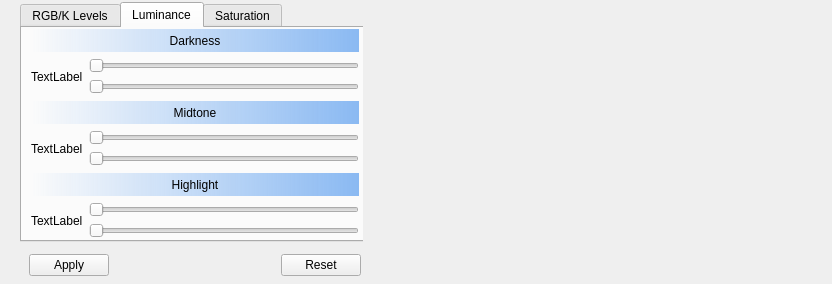
First picture: the form in DeepSkyStacker/ui/ProcessingControls.ui, repository deepskystacker/DSS, before the edit.
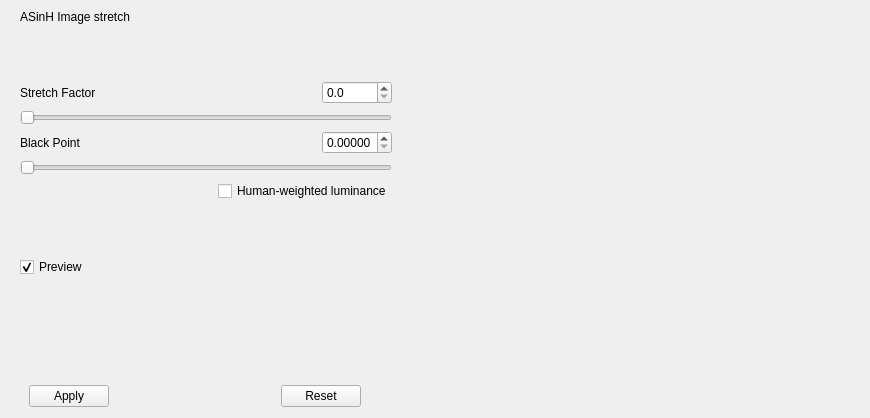
Second picture: the form after the edit. The open tabs and pages were chosen to show the change. Icons and pictures are not drawn. Custom widgets are drawn as their Qt base class.

Commit message: Initial version of the modified Processing Panel with asinh strtech.  Image saving needs to be changed to save either the initial stacked image or the displayed image with applied changes.

```diff
--- a/DeepSkyStacker/ui/ProcessingControls.ui
+++ b/DeepSkyStacker/ui/ProcessingControls.ui
@@ -6,8 +6,8 @@
    <rect>
     <x>0</x>
     <y>0</y>
-    <width>832</width>
-    <height>284</height>
+    <width>870</width>
+    <height>418</height>
    </rect>
   </property>
   <property name="windowTitle">
@@ -24,541 +24,237 @@
     <widget class="QWidget" name="widget" native="true">
      <property name="minimumSize">
       <size>
-       <width>352</width>
+       <width>390</width>
        <height>0</height>
       </size>
      </property>
      <property name="maximumSize">
       <size>
-       <width>352</width>
+       <width>390</width>
        <height>16777215</height>
       </size>
      </property>
-     <layout class="QVBoxLayout" name="verticalLayout" stretch="0,0">
-      <property name="topMargin">
-       <number>1</number>
-      </property>
-      <property name="bottomMargin">
-       <number>1</number>
-      </property>
+     <layout class="QVBoxLayout" name="verticalLayout">
       <item>
-       <widget class="QTabWidget" name="tabWidget">
-        <property name="sizePolicy">
-         <sizepolicy hsizetype="Expanding" vsizetype="Fixed">
-          <horstretch>0</horstretch>
-          <verstretch>0</verstretch>
-         </sizepolicy>
+       <widget class="QLabel" name="label">
+        <property name="text">
+         <string>ASinH Image stretch</string>
         </property>
-        <property name="minimumSize">
-         <size>
-          <width>350</width>
-          <height>240</height>
-         </size>
+       </widget>
+      </item>
+      <item>
+       <spacer name="verticalSpacer">
+        <property name="orientation">
+         <enum>Qt::Orientation::Vertical</enum>
         </property>
-        <property name="maximumSize">
+        <property name="sizeHint" stdset="0">
          <size>
-          <width>350</width>
-          <height>240</height>
+          <width>13</width>
+          <height>10</height>
          </size>
         </property>
-        <property name="currentIndex">
-         <number>0</number>
-        </property>
-        <widget class="QWidget" name="rgbTab">
-         <attribute name="title">
-          <string comment="IDD_RGB">RGB/K Levels</string>
-         </attribute>
-         <layout class="QVBoxLayout" name="verticalLayout_3">
-          <property name="topMargin">
-           <number>1</number>
+       </spacer>
+      </item>
+      <item>
+       <layout class="QHBoxLayout" name="horizontalLayout_3">
+        <item>
+         <widget class="QLabel" name="asinhStretchLabel">
+          <property name="text">
+           <string>Stretch Factor</string>
           </property>
-          <property name="bottomMargin">
-           <number>1</number>
+         </widget>
+        </item>
+        <item>
+         <spacer name="horizontalSpacer_3">
+          <property name="orientation">
+           <enum>Qt::Orientation::Horizontal</enum>
           </property>
-          <item>
-           <layout class="QHBoxLayout" name="horizontalLayout_3">
-            <item>
-             <widget class="QPushButton" name="redHAC">
-              <property name="sizePolicy">
-               <sizepolicy hsizetype="Fixed" vsizetype="Fixed">
-                <horstretch>0</horstretch>
-                <verstretch>0</verstretch>
-               </sizepolicy>
-              </property>
-              <property name="minimumSize">
-               <size>
-                <width>22</width>
-                <height>48</height>
-               </size>
-              </property>
-              <property name="maximumSize">
-               <size>
-                <width>22</width>
-                <height>48</height>
-               </size>
-              </property>
-              <property name="toolTip">
-               <string comment="IDS_TT_REDADJUST">Set Red Histogram Adjustment curve</string>
-              </property>
-              <property name="text">
-               <string notr="true"/>
-              </property>
-              <property name="icon">
-               <iconset resource="../resources.qrc">
-                <normaloff>:/processing/logsqrt-dark.png</normaloff>:/processing/logsqrt-dark.png</iconset>
-              </property>
-              <property name="iconSize">
-               <size>
-                <width>40</width>
-                <height>40</height>
-               </size>
-              </property>
-              <property name="flat">
-               <bool>true</bool>
-              </property>
-             </widget>
-            </item>
-            <item>
-             <widget class="QLinearGradientCtrl" name="redGradient" native="true">
-              <property name="sizePolicy">
-               <sizepolicy hsizetype="Expanding" vsizetype="Fixed">
-                <horstretch>0</horstretch>
-                <verstretch>0</verstretch>
-               </sizepolicy>
-              </property>
-              <property name="minimumSize">
-               <size>
-                <width>0</width>
-                <height>48</height>
-               </size>
-              </property>
-             </widget>
-            </item>
-           </layout>
-          </item>
-          <item>
-           <layout class="QHBoxLayout" name="horizontalLayout_4">
-            <item>
-             <widget class="QPushButton" name="greenHAC">
-              <property name="sizePolicy">
-               <sizepolicy hsizetype="Fixed" vsizetype="Fixed">
-                <horstretch>0</horstretch>
-                <verstretch>0</verstretch>
-               </sizepolicy>
-              </property>
-              <property name="minimumSize">
-               <size>
-                <width>22</width>
-                <height>48</height>
-               </size>
-              </property>
-              <property name="maximumSize">
-               <size>
-                <width>22</width>
-                <height>48</height>
-               </size>
-              </property>
-              <property name="toolTip">
-               <string comment="IDS_TT_GREENADJUST">Set Green Histogram Adjustment curve</string>
-              </property>
-              <property name="text">
-               <string notr="true"/>
-              </property>
-              <property name="icon">
-               <iconset resource="../resources.qrc">
-                <normaloff>:/processing/logsqrt-dark.png</normaloff>:/processing/logsqrt-dark.png</iconset>
-              </property>
-              <property name="iconSize">
-               <size>
-                <width>40</width>
-                <height>40</height>
-               </size>
-              </property>
-              <property name="flat">
-               <bool>true</bool>
-              </property>
-             </widget>
-            </item>
-            <item>
-             <widget class="QLinearGradientCtrl" name="greenGradient" native="true">
-              <property name="sizePolicy">
-               <sizepolicy hsizetype="Expanding" vsizetype="Fixed">
-                <horstretch>0</horstretch>
-                <verstretch>0</verstretch>
-               </sizepolicy>
-              </property>
-              <property name="minimumSize">
-               <size>
-                <width>0</width>
-                <height>48</height>
-               </size>
-              </property>
-             </widget>
-            </item>
-           </layout>
-          </item>
-          <item>
-           <layout class="QHBoxLayout" name="horizontalLayout_5">
-            <item>
-             <widget class="QPushButton" name="blueHAC">
-              <property name="sizePolicy">
-               <sizepolicy hsizetype="Fixed" vsizetype="Fixed">
-                <horstretch>0</horstretch>
-                <verstretch>0</verstretch>
-               </sizepolicy>
-              </property>
-              <property name="minimumSize">
-               <size>
-                <width>22</width>
-                <height>48</height>
-               </size>
-              </property>
-              <property name="maximumSize">
-               <size>
-                <width>22</width>
-                <height>48</height>
-               </size>
-              </property>
-              <property name="toolTip">
-               <string comment="IDS_TT_BLUEADJUST">Set Blue Histogram Adjustment curve</string>
-              </property>
-              <property name="text">
-               <string notr="true"/>
-              </property>
-              <property name="icon">
-               <iconset resource="../resources.qrc">
-                <normaloff>:/processing/logsqrt-dark.png</normaloff>:/processing/logsqrt-dark.png</iconset>
-              </property>
-              <property name="iconSize">
-               <size>
-                <width>40</width>
-                <height>40</height>
-               </size>
-              </property>
-              <property name="flat">
-               <bool>true</bool>
-              </property>
-             </widget>
-            </item>
-            <item>
-             <widget class="QLinearGradientCtrl" name="blueGradient" native="true">
-              <property name="sizePolicy">
-               <sizepolicy hsizetype="Expanding" vsizetype="Fixed">
-                <horstretch>0</horstretch>
-                <verstretch>0</verstretch>
-               </sizepolicy>
-              </property>
-              <property name="minimumSize">
-               <size>
-                <width>0</width>
-                <height>48</height>
-               </size>
-              </property>
-             </widget>
-            </item>
-           </layout>
-          </item>
-          <item>
-           <widget class="QCheckBox" name="linkedSettings">
-            <property name="text">
-             <string comment="IDC_LINK">Linked settings</string>
-            </property>
-           </widget>
-          </item>
-         </layout>
-        </widget>
-        <widget class="QWidget" name="luminanceTab">
-         <attribute name="title">
-          <string comment="IDD_LUMINANCE">Luminance</string>
-         </attribute>
-         <layout class="QVBoxLayout" name="verticalLayout_7">
-          <property name="topMargin">
-           <number>1</number>
+          <property name="sizeHint" stdset="0">
+           <size>
+            <width>179</width>
+            <height>20</height>
+           </size>
           </property>
-          <property name="bottomMargin">
-           <number>1</number>
+         </spacer>
+        </item>
+        <item>
+         <widget class="QDoubleSpinBox" name="asinhStretchSpinBox">
+          <property name="sizePolicy">
+           <sizepolicy hsizetype="Maximum" vsizetype="Fixed">
+            <horstretch>0</horstretch>
+            <verstretch>0</verstretch>
+           </sizepolicy>
           </property>
-          <item>
-           <widget class="QLabel" name="darkness">
-            <property name="sizePolicy">
-             <sizepolicy hsizetype="Expanding" vsizetype="Preferred">
-              <horstretch>0</horstretch>
-              <verstretch>0</verstretch>
-             </sizepolicy>
-            </property>
-            <property name="minimumSize">
-             <size>
-              <width>275</width>
-              <height>15</height>
-             </size>
-            </property>
-            <property name="styleSheet">
-             <string notr="true">background: qlineargradient(spread:pad, x1:0, y1:0, x2:1, y2:0, stop:0 rgba(138, 185, 242, 0), stop:1 rgba(138, 185, 242, 255))</string>
-            </property>
-            <property name="text">
-             <string comment="IDC_TEXT_DARKNESS">Darkness</string>
-            </property>
-            <property name="alignment">
-             <set>Qt::AlignmentFlag::AlignCenter</set>
-            </property>
-           </widget>
-          </item>
-          <item>
-           <layout class="QHBoxLayout" name="horizontalLayout_6">
-            <item>
-             <widget class="QLabel" name="darkLabel">
-              <property name="minimumSize">
-               <size>
-                <width>49</width>
-                <height>37</height>
-               </size>
-              </property>
-              <property name="text">
-               <string notr="true">TextLabel</string>
-              </property>
-             </widget>
-            </item>
-            <item>
-             <layout class="QVBoxLayout" name="verticalLayout_4">
-              <item>
-               <widget class="QSlider" name="darkAngle">
-                <property name="orientation">
-                 <enum>Qt::Orientation::Horizontal</enum>
-                </property>
-               </widget>
-              </item>
-              <item>
-               <widget class="QSlider" name="darkPower">
-                <property name="orientation">
-                 <enum>Qt::Orientation::Horizontal</enum>
-                </property>
-               </widget>
-              </item>
-             </layout>
-            </item>
-           </layout>
-          </item>
-          <item>
-           <widget class="QLabel" name="midtone">
-            <property name="sizePolicy">
-             <sizepolicy hsizetype="Expanding" vsizetype="Preferred">
-              <horstretch>0</horstretch>
-              <verstretch>0</verstretch>
-             </sizepolicy>
-            </property>
-            <property name="minimumSize">
-             <size>
-              <width>275</width>
-              <height>15</height>
-             </size>
-            </property>
-            <property name="styleSheet">
-             <string notr="true">background: qlineargradient(spread:pad, x1:0, y1:0, x2:1, y2:0, stop:0 rgba(138, 185, 242, 0), stop:1 rgba(138, 185, 242, 255))</string>
-            </property>
-            <property name="text">
-             <string comment="IDC_TEXT_MIDTONE">Midtone</string>
-            </property>
-            <property name="alignment">
-             <set>Qt::AlignmentFlag::AlignCenter</set>
-            </property>
-           </widget>
-          </item>
-          <item>
-           <layout class="QHBoxLayout" name="horizontalLayout_7">
-            <item>
-             <widget class="QLabel" name="midLabel">
-              <property name="minimumSize">
-               <size>
-                <width>49</width>
-                <height>37</height>
-               </size>
-              </property>
-              <property name="text">
-               <string notr="true">TextLabel</string>
-              </property>
-             </widget>
-            </item>
-            <item>
-             <layout class="QVBoxLayout" name="verticalLayout_5">
-              <item>
-               <widget class="QSlider" name="midAngle">
-                <property name="orientation">
-                 <enum>Qt::Orientation::Horizontal</enum>
-                </property>
-               </widget>
-              </item>
-              <item>
-               <widget class="QSlider" name="midTone">
-                <property name="orientation">
-                 <enum>Qt::Orientation::Horizontal</enum>
-                </property>
-               </widget>
-              </item>
-             </layout>
-            </item>
-           </layout>
-          </item>
-          <item>
-           <widget class="QLabel" name="highlight">
-            <property name="sizePolicy">
-             <sizepolicy hsizetype="Expanding" vsizetype="Preferred">
-              <horstretch>0</horstretch>
-              <verstretch>0</verstretch>
-             </sizepolicy>
-            </property>
-            <property name="minimumSize">
-             <size>
-              <width>275</width>
-              <height>15</height>
-             </size>
-            </property>
-            <property name="styleSheet">
-             <string notr="true">background: qlineargradient(spread:pad, x1:0, y1:0, x2:1, y2:0, stop:0 rgba(138, 185, 242, 0), stop:1 rgba(138, 185, 242, 255))</string>
-            </property>
-            <property name="text">
-             <string comment="IDC_TEXT_HIGHLIGHT">Highlight</string>
-            </property>
-            <property name="alignment">
-             <set>Qt::AlignmentFlag::AlignCenter</set>
-            </property>
-           </widget>
-          </item>
-          <item>
-           <layout class="QHBoxLayout" name="horizontalLayout_8">
-            <item>
-             <widget class="QLabel" name="highLabel">
-              <property name="minimumSize">
-               <size>
-                <width>49</width>
-                <height>37</height>
-               </size>
-              </property>
-              <property name="text">
-               <string notr="true">TextLabel</string>
-              </property>
-             </widget>
-            </item>
-            <item>
-             <layout class="QVBoxLayout" name="verticalLayout_6">
-              <item>
-               <widget class="QSlider" name="highAngle">
-                <property name="orientation">
-                 <enum>Qt::Orientation::Horizontal</enum>
-                </property>
-               </widget>
-              </item>
-              <item>
-               <widget class="QSlider" name="highPower">
-                <property name="orientation">
-                 <enum>Qt::Orientation::Horizontal</enum>
-                </property>
-               </widget>
-              </item>
-             </layout>
-            </item>
-           </layout>
-          </item>
-         </layout>
-        </widget>
-        <widget class="QWidget" name="saturationTab">
-         <attribute name="title">
-          <string comment="IDD_SATURATION">Saturation</string>
-         </attribute>
-         <layout class="QVBoxLayout" name="verticalLayout_8">
-          <property name="topMargin">
-           <number>1</number>
+          <property name="minimumSize">
+           <size>
+            <width>70</width>
+            <height>0</height>
+           </size>
           </property>
-          <property name="bottomMargin">
+          <property name="maximumSize">
+           <size>
+            <width>70</width>
+            <height>16777215</height>
+           </size>
+          </property>
+          <property name="decimals">
            <number>1</number>
           </property>
-          <item>
-           <widget class="QLabel" name="saturationTitle">
-            <property name="sizePolicy">
-             <sizepolicy hsizetype="Expanding" vsizetype="Preferred">
-              <horstretch>0</horstretch>
-              <verstretch>0</verstretch>
-             </sizepolicy>
-            </property>
-            <property name="minimumSize">
-             <size>
-              <width>275</width>
-              <height>15</height>
-             </size>
-            </property>
-            <property name="styleSheet">
-             <string notr="true">background: qlineargradient(spread:pad, x1:0, y1:0, x2:1, y2:0, stop:0 rgba(138, 185, 242, 0), stop:1 rgba(138, 185, 242, 255))</string>
-            </property>
-            <property name="text">
-             <string comment="IDC_TEXT_SATURATION">Saturation shift</string>
-            </property>
-            <property name="alignment">
-             <set>Qt::AlignmentFlag::AlignCenter</set>
-            </property>
-           </widget>
-          </item>
-          <item>
-           <spacer name="verticalSpacer">
-            <property name="orientation">
-             <enum>Qt::Orientation::Vertical</enum>
-            </property>
-            <property name="sizeType">
-             <enum>QSizePolicy::Policy::Fixed</enum>
-            </property>
-            <property name="sizeHint" stdset="0">
-             <size>
-              <width>20</width>
-              <height>10</height>
-             </size>
-            </property>
-           </spacer>
-          </item>
-          <item>
-           <layout class="QHBoxLayout" name="horizontalLayout_9">
-            <item>
-             <widget class="QLabel" name="saturationLabel">
-              <property name="minimumSize">
-               <size>
-                <width>49</width>
-                <height>18</height>
-               </size>
-              </property>
-              <property name="text">
-               <string notr="true">TextLabel</string>
-              </property>
-             </widget>
-            </item>
-            <item>
-             <widget class="QSlider" name="saturation">
-              <property name="orientation">
-               <enum>Qt::Orientation::Horizontal</enum>
-              </property>
-              <property name="tickPosition">
-               <enum>QSlider::TickPosition::TicksBelow</enum>
-              </property>
-              <property name="tickInterval">
-               <number>10</number>
-              </property>
-             </widget>
-            </item>
-           </layout>
-          </item>
-          <item>
-           <spacer name="verticalSpacer_2">
-            <property name="orientation">
-             <enum>Qt::Orientation::Vertical</enum>
-            </property>
-            <property name="sizeHint" stdset="0">
-             <size>
-              <width>20</width>
-              <height>123</height>
-             </size>
-            </property>
-           </spacer>
-          </item>
-         </layout>
-        </widget>
+          <property name="maximum">
+           <double>1000.000000000000000</double>
+          </property>
+         </widget>
+        </item>
+       </layout>
+      </item>
+      <item>
+       <widget class="QSlider" name="asinhStretchSlider">
+        <property name="maximum">
+         <number>10000</number>
+        </property>
+        <property name="singleStep">
+         <number>10</number>
+        </property>
+        <property name="pageStep">
+         <number>100</number>
+        </property>
+        <property name="orientation">
+         <enum>Qt::Orientation::Horizontal</enum>
+        </property>
        </widget>
       </item>
+      <item>
+       <layout class="QHBoxLayout" name="horizontalLayout_4">
+        <item>
+         <widget class="QLabel" name="asinhBPLabel">
+          <property name="text">
+           <string>Black Point</string>
+          </property>
+         </widget>
+        </item>
+        <item>
+         <spacer name="horizontalSpacer_4">
+          <property name="orientation">
+           <enum>Qt::Orientation::Horizontal</enum>
+          </property>
+          <property name="sizeHint" stdset="0">
+           <size>
+            <width>179</width>
+            <height>20</height>
+           </size>
+          </property>
+         </spacer>
+        </item>
+        <item>
+         <widget class="QDoubleSpinBox" name="asinhBPSpinBox">
+          <property name="minimumSize">
+           <size>
+            <width>70</width>
+            <height>0</height>
+           </size>
+          </property>
+          <property name="maximumSize">
+           <size>
+            <width>70</width>
+            <height>16777215</height>
+           </size>
+          </property>
+          <property name="decimals">
+           <number>5</number>
+          </property>
+          <property name="maximum">
+           <double>0.200000000000000</double>
+          </property>
+          <property name="singleStep">
+           <double>0.001000000000000</double>
+          </property>
+         </widget>
+        </item>
+       </layout>
+      </item>
+      <item>
+       <widget class="QSlider" name="asinhBPSlider">
+        <property name="maximum">
+         <number>200</number>
+        </property>
+        <property name="orientation">
+         <enum>Qt::Orientation::Horizontal</enum>
+        </property>
+       </widget>
+      </item>
+      <item>
+       <layout class="QHBoxLayout" name="horizontalLayout_5">
+        <item>
+         <spacer name="horizontalSpacer_2">
+          <property name="orientation">
+           <enum>Qt::Orientation::Horizontal</enum>
+          </property>
+          <property name="sizeHint" stdset="0">
+           <size>
+            <width>188</width>
+            <height>20</height>
+           </size>
+          </property>
+         </spacer>
+        </item>
+        <item>
+         <widget class="QCheckBox" name="asinhHumanWeighted">
+          <property name="text">
+           <string>Human-weighted luminance</string>
+          </property>
+         </widget>
+        </item>
+       </layout>
+      </item>
+      <item>
+       <spacer name="verticalSpacer_2">
+        <property name="orientation">
+         <enum>Qt::Orientation::Vertical</enum>
+        </property>
+        <property name="sizeHint" stdset="0">
+         <size>
+          <width>20</width>
+          <height>39</height>
+         </size>
+        </property>
+       </spacer>
+      </item>
+      <item>
+       <widget class="QCheckBox" name="asinhPreview">
+        <property name="text">
+         <string>Preview</string>
+        </property>
+        <property name="checked">
+         <bool>true</bool>
+        </property>
+       </widget>
+      </item>
+      <item>
+       <spacer name="verticalSpacer_4">
+        <property name="orientation">
+         <enum>Qt::Orientation::Vertical</enum>
+        </property>
+        <property name="sizeHint" stdset="0">
+         <size>
+          <width>20</width>
+          <height>40</height>
+         </size>
+        </property>
+       </spacer>
+      </item>
+      <item>
+       <spacer name="verticalSpacer_3">
+        <property name="orientation">
+         <enum>Qt::Orientation::Vertical</enum>
+        </property>
+        <property name="sizeHint" stdset="0">
+         <size>
+          <width>17</width>
+          <height>39</height>
+         </size>
+        </property>
+       </spacer>
+      </item>
       <item>
        <widget class="QWidget" name="buttonWidget" native="true">
         <property name="minimumSize">
@@ -703,14 +399,6 @@
    </item>
   </layout>
  </widget>
- <customwidgets>
-  <customwidget>
-   <class>QLinearGradientCtrl</class>
-   <extends>QWidget</extends>
-   <header>QLinearGradientCtrl.h</header>
-   <container>1</container>
-  </customwidget>
- </customwidgets>
  <resources>
   <include location="../resources.qrc"/>
  </resources>
```
Left out of the diff: 29 changed lines with no effect on the pictures. The commit also changes 26 other files.
